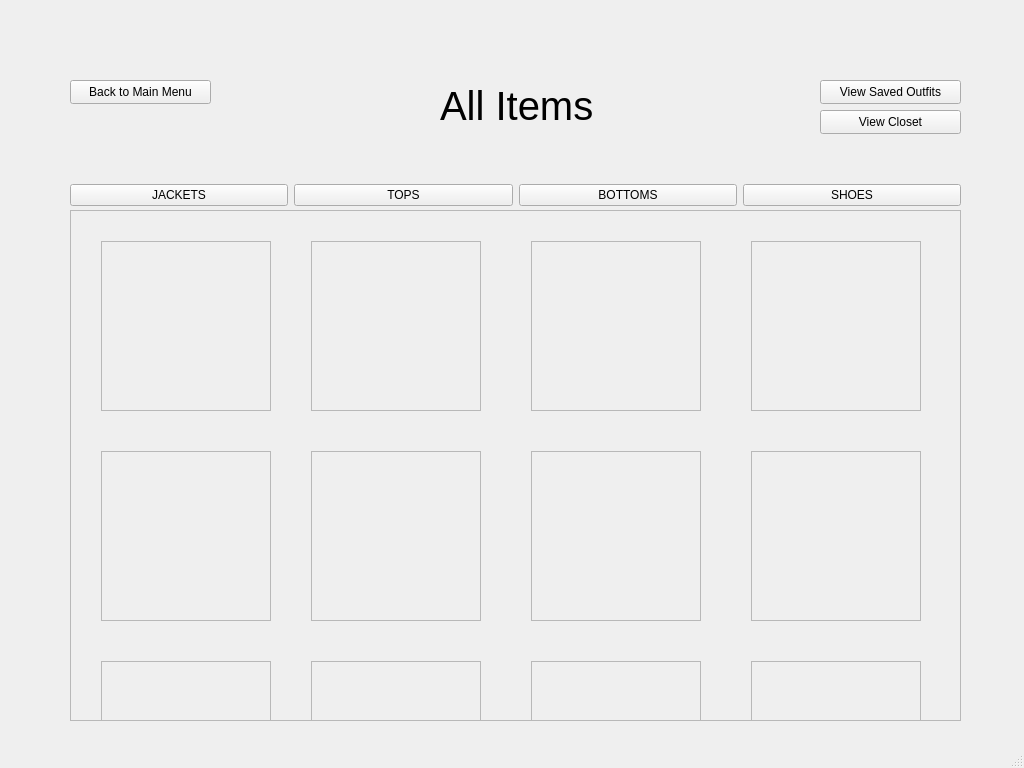
fmarque/Smart-Wardrobe-Organizer, file code/clothingitemswindow.ui: the form before one commit.
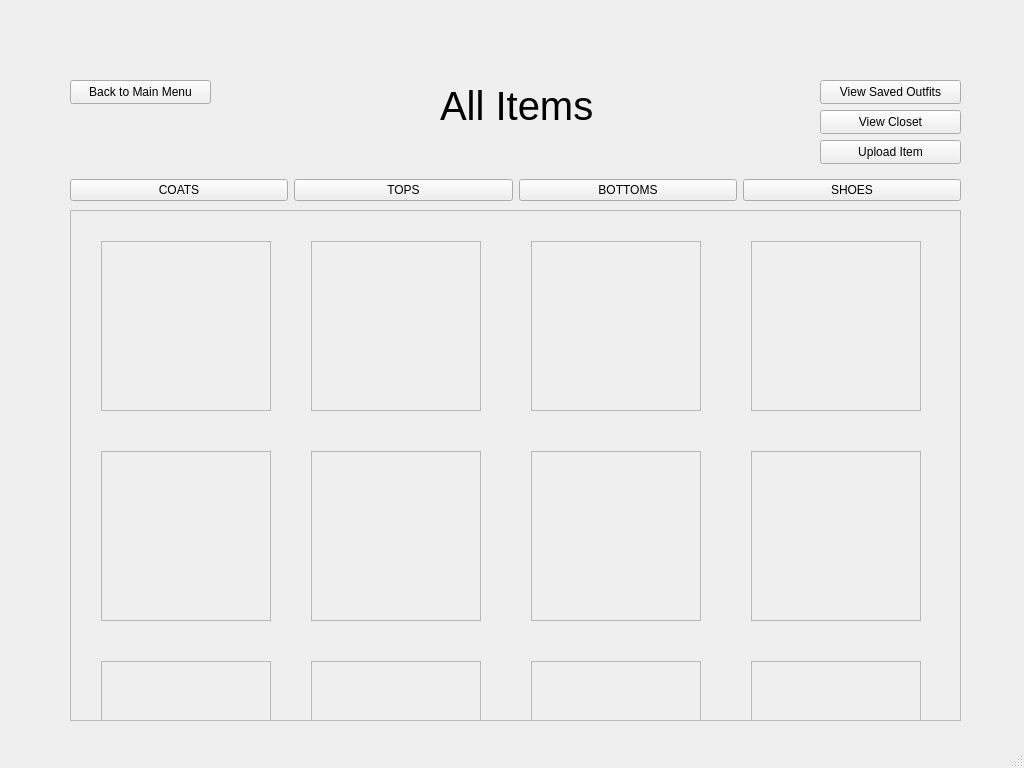
The form after the commit.

Commit message: - cleaned up logic in uploadTest (should probably change the name when finalizing) + added upload button to clothing items window along with proper popup and type choosing + completed display functionalities for clothing items window to be sorted by type (missing initial list of items unless clicked) + standardized the frames for cropped images + added to JSON file for testing my local image paths

Diff of the .ui file:
```diff
--- a/code/clothingitemswindow.ui
+++ b/code/clothingitemswindow.ui
@@ -20,14 +20,14 @@
       <x>70</x>
       <y>170</y>
       <width>891</width>
-      <height>51</height>
+      <height>41</height>
      </rect>
     </property>
     <layout class="QHBoxLayout" name="categoriesLayout">
      <item>
       <widget class="QPushButton" name="pushButton_4">
        <property name="text">
-        <string>JACKETS</string>
+        <string>COATS</string>
        </property>
       </widget>
      </item>
@@ -335,6 +335,19 @@
      <string>Back to Main Menu</string>
     </property>
    </widget>
+   <widget class="QPushButton" name="uploadItem_button">
+    <property name="geometry">
+     <rect>
+      <x>820</x>
+      <y>140</y>
+      <width>141</width>
+      <height>24</height>
+     </rect>
+    </property>
+    <property name="text">
+     <string>Upload Item</string>
+    </property>
+   </widget>
   </widget>
   <widget class="QMenuBar" name="menubar">
    <property name="geometry">
```
The commit also changes 6 other files.
